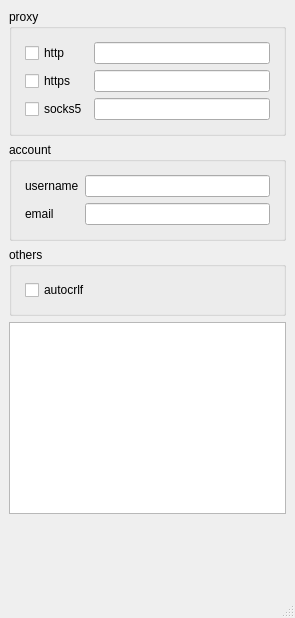
This is configure_window.ui in bhlzlx/GitConfigurator as Qt 5 draws it before an edit. The edited form follows.
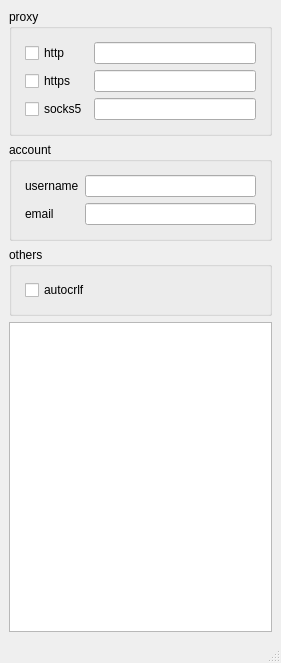
This is the edited form.

The edit to the form file:
```diff
--- a/configure_window.ui
+++ b/configure_window.ui
@@ -6,8 +6,8 @@
    <rect>
     <x>0</x>
     <y>0</y>
-    <width>295</width>
-    <height>618</height>
+    <width>281</width>
+    <height>663</height>
    </rect>
   </property>
   <property name="windowTitle">
@@ -156,20 +156,14 @@
        </widget>
       </item>
       <item>
-       <widget class="QTreeView" name="content_treeview"/>
-      </item>
-      <item>
-       <spacer name="verticalSpacer">
-        <property name="orientation">
-         <enum>Qt::Vertical</enum>
+       <widget class="QTreeView" name="content_treeview">
+        <property name="sizePolicy">
+         <sizepolicy hsizetype="Expanding" vsizetype="Expanding">
+          <horstretch>0</horstretch>
+          <verstretch>0</verstretch>
+         </sizepolicy>
         </property>
-        <property name="sizeHint" stdset="0">
-         <size>
-          <width>20</width>
-          <height>40</height>
-         </size>
-        </property>
-       </spacer>
+       </widget>
       </item>
      </layout>
     </item>
```
Left out of the diff: 2 changed lines with no effect on the pictures.
